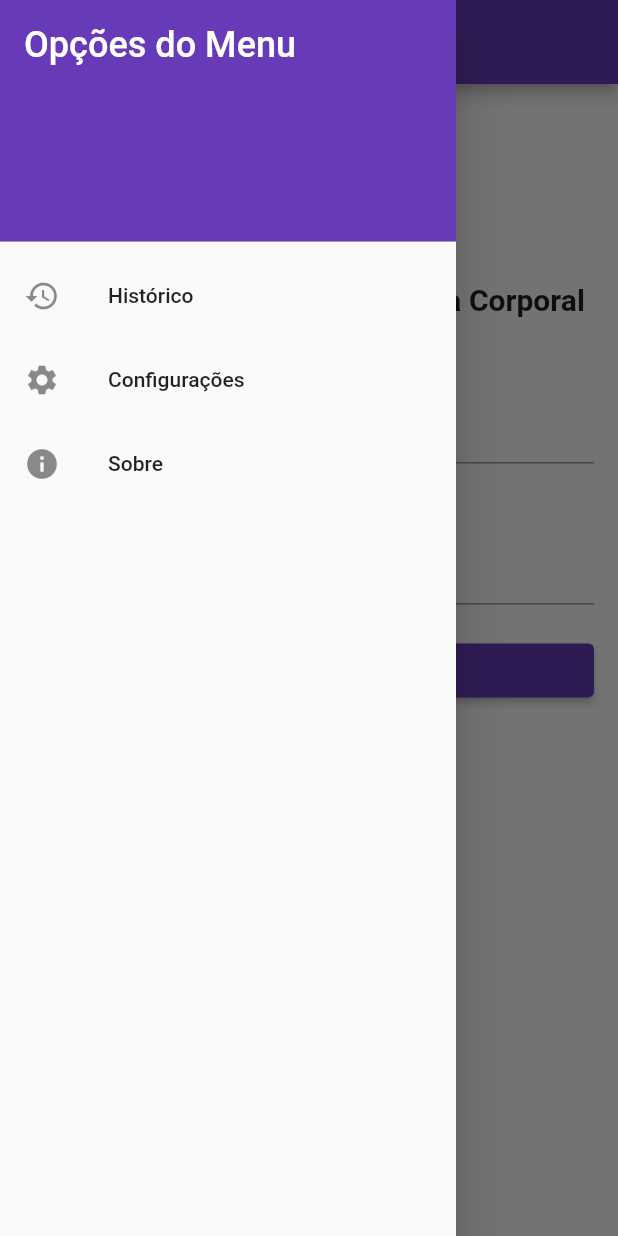
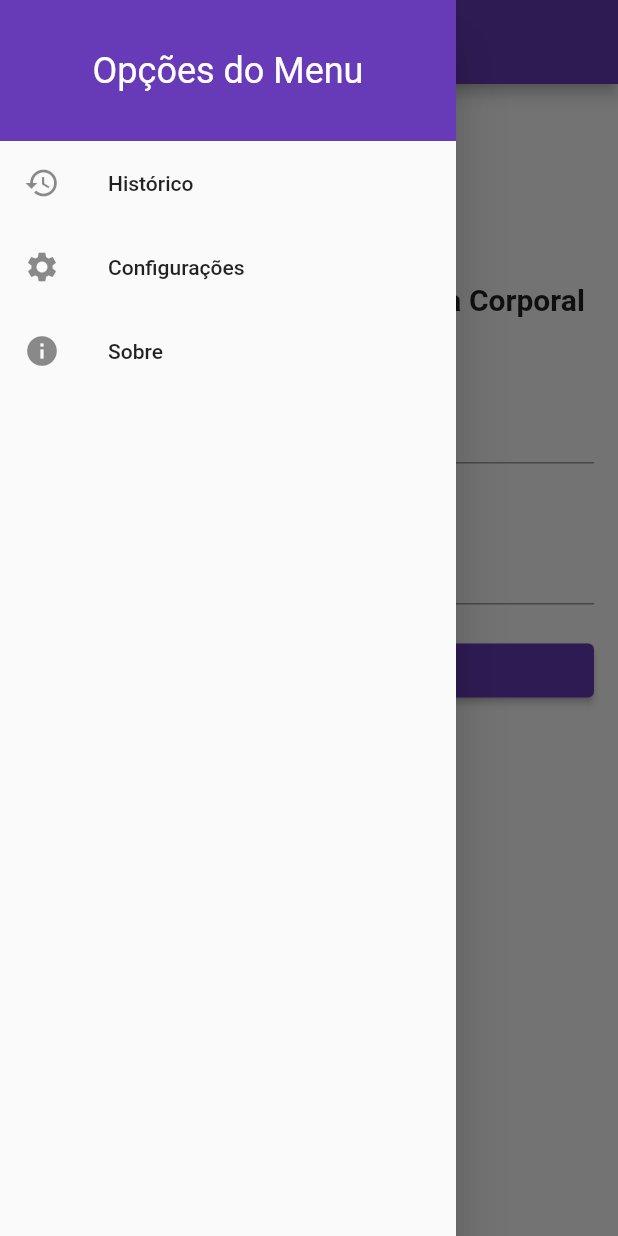
Before and after one commit to WellingtonVell/CalculadoraIMC, a Flutter app: the screen it shows after launch, in the side drawer, after a tap on "Calcular IMC", on a phone screen of 412 x 824 dp. Run offline on Flutter 3.47's test engine with Material 2 defaults, Android fonts, the phone set to English and light mode, and no system bars.

Commit message:
Refatoração e implementação de dark mode

```diff
--- a/lib/main.dart
+++ b/lib/main.dart
@@ -1,8 +1,19 @@
+import 'package:calculadora_imc/models/imc_result.dart';
+import 'package:calculadora_imc/pages/settings_page.dart';
+import 'package:calculadora_imc/utils/theme_manager.dart';
 import 'package:flutter/material.dart';
-import 'pages/homepage.dart';
+import 'package:provider/provider.dart';
+import 'package:calculadora_imc/pages/home_page.dart';
+import 'package:calculadora_imc/pages/about_page.dart';
+import 'package:calculadora_imc/pages/imc_history_screen.dart';
+
+List<IMCResult> imcHistory = [];
 
 void main() {
-  runApp(const MyApp());
+  runApp(
+    ChangeNotifierProvider(
+        create: (context) => ThemeManager(), child: const MyApp()),
+  );
 }
 
 class MyApp extends StatelessWidget {
@@ -10,13 +21,23 @@ class MyApp extends StatelessWidget {
 
   @override
   Widget build(BuildContext context) {
+    final themeManager = Provider.of<ThemeManager>(context);
+
     return MaterialApp(
       title: 'Calculadora de IMC',
-      theme: ThemeData(
-        primarySwatch: Colors.deepPurple,
-        visualDensity: VisualDensity.adaptivePlatformDensity,
-      ),
-      home: const MyHomePage(),
+
+      theme: ThemeData.light(),
+      darkTheme: ThemeData.dark(),
+      themeMode: themeManager.isDarkMode ? ThemeMode.dark : ThemeMode.light,
+
+      initialRoute: '/',
+      routes: {
+        '/': (context) => const MyHomePage(),
+        '/about': (context) => const AboutPage(),
+        '/settings': (context) => const SettingsPage(),
+        '/history': (context) => const IMCHistoryScreen(imcHistory: []),
+
+      },
     );
   }
 }
--- a/lib/pages/homepage.dart
+++ b/lib/pages/home_page.dart
@@ -1,7 +1,11 @@
-import 'package:calculadora_imc/pages/imc_history_screen.dart';
 import 'package:flutter/material.dart';
 import 'package:flutter/services.dart';
 import 'package:calculadora_imc/models/imc_result.dart';
+import 'package:calculadora_imc/widgets/app_bar.dart';
+import 'package:calculadora_imc/widgets/drawer.dart';
+import 'package:calculadora_imc/models/value_error.dart';
+import 'package:calculadora_imc/models/bmi_calculator.dart';
+import 'package:calculadora_imc/models/classification.dart';
 
 class MyHomePage extends StatefulWidget {
   const MyHomePage({Key? key}) : super(key: key);
@@ -20,6 +24,9 @@ class _MyHomePageState extends State<MyHomePage> {
   String _errorMessage = '';
   List<IMCResult> imcHistory = [];
 
+  final BMICalculator bmiCalculator = BMICalculator(); // Instancia o modelo BMICalculator
+  final Classification classification = Classification(); // Instancia a classe Classification
+
   void calculateBMI() {
     String weightText = weightController.text;
     String heightText = heightController.text;
@@ -28,124 +35,36 @@ class _MyHomePageState extends State<MyHomePage> {
       double weight = double.parse(weightText);
       double height = double.parse(heightText) / 100;
 
-      if (weight <= 0 || height <= 0) {
-        throw Exception(
-            "Valores inválidos. Peso e altura devem ser maiores que zero.");
-      }
+      double bmi = bmiCalculator.calculateBMI(weight, height); // Usa o modelo para calcular o BMI
 
-      double bmi = weight / (height * height);
+      String classification = Classification.classifyBMI(bmi); // Usa a instância da classe Classification
 
-      String classification = '';
-      if (bmi < 16) {
-        classification = 'Magreza grave';
-      } else if (bmi < 17) {
-        classification = 'Magreza moderada';
-      } else if (bmi < 18.5) {
-        classification = 'Magreza leve';
-      } else if (bmi < 25) {
-        classification = 'Saudável';
-      } else if (bmi < 30) {
-        classification = 'Sobrepeso';
-      } else if (bmi < 35) {
-        classification = 'Obesidade de grau I';
-      } else if (bmi < 40) {
-        classification = 'Obesidade de grau II (severa)';
-      } else {
-        classification = 'Obesidade de grau III (mórbida)';
-      }
-
+      final result = IMCResult(
+          imc: bmi, classification: classification, date: DateTime.now());
       setState(() {
         _imc = bmi;
         _classification = classification;
         _errorMessage = '';
       });
-
-      final result = IMCResult(
-          imc: bmi, classification: classification, date: DateTime.now());
       imcHistory.add(result);
     } catch (e) {
-      showDialog(
-        context: context,
-        builder: (BuildContext context) {
-          return AlertDialog(
-            title: const Text('Erro'),
-            content: const Text(
-                'Valores inválidos. Certifique-se de que peso e altura sejam números válidos.'),
-            actions: <Widget>[
-              TextButton(
-                onPressed: () {
-                  Navigator.of(context).pop();
-                },
-                child: const Text('OK'),
-              ),
-            ],
-          );
-        },
-      );
+      ValueError.show(context);
     }
   }
 
   @override
   Widget build(BuildContext context) {
     return Scaffold(
-      appBar: AppBar(
-        title: const Text('Calculadora de IMC'),
-      ),
-      drawer: Drawer(
-        child: ListView(
-          padding: EdgeInsets.zero,
-          children: [
-            const DrawerHeader(
-              decoration: BoxDecoration(
-                color: Colors.deepPurple,
-              ),
-              child: Text(
-                'Opções do Menu',
-                style: TextStyle(
-                  color: Colors.white,
-                  fontSize: 24,
-                ),
-              ),
-            ),
-            ListTile(
-              leading: const Icon(Icons.history),
-              title: const Text('Histórico'),
-              onTap: () {
-                Navigator.pop(context);
-                Navigator.push(
-                    context,
-                    MaterialPageRoute(
-                        builder: (context) =>
-                            IMCHistoryScreen(imcHistory: imcHistory)));
-              },
-            ),
-            ListTile(
-              leading: const Icon(Icons.settings),
-              title: const Text('Configurações'),
-              onTap: () {
-                Navigator.pop(context);
-              },
-            ),
-            ListTile(
-              leading: const Icon(Icons.info),
-              title: const Text('Sobre'),
-              onTap: () {
-                Navigator.pop(context);
-              },
-            ),
-          ],
-        ),
+      appBar: const MyAppBar(title: 'Calculadora IMC'),
+      drawer: MyDrawer(
+        imcHistory: imcHistory,
       ),
       body: SingleChildScrollView(
         padding: const EdgeInsets.all(16.0),
         child: Column(
           crossAxisAlignment: CrossAxisAlignment.stretch,
           children: <Widget>[
-            const Icon(
-              Icons.calculate,
-              size: 100.0,
-              color: Colors.deepPurple,
-            ),
+            const Icon(Icons.calculate, size: 100.0, color: Colors.deepPurple),
             const SizedBox(height: 16.0),
             const Text(
               'Calculadora de Índice de Massa Corporal',
--- /dev/null
+++ b/lib/utils/theme_manager.dart
@@ -0,0 +1,13 @@
+import 'package:flutter/material.dart';
+import 'package:flutter/foundation.dart';
+
+class ThemeManager extends ChangeNotifier {
+  bool _isDarkMode = false;
+
+  bool get isDarkMode => _isDarkMode;
+
+  void toggleTheme() {
+    _isDarkMode = !_isDarkMode;
+    notifyListeners();
+  }
+}
--- /dev/null
+++ b/lib/widgets/app_bar.dart
@@ -0,0 +1,18 @@
+// app_bar.dart
+import 'package:flutter/material.dart';
+
+class MyAppBar extends StatelessWidget implements PreferredSizeWidget {
+  final String? title;
+  const MyAppBar({Key? key, this.title}) : super(key: key);
+
+  @override
+  Size get preferredSize => const Size.fromHeight(kToolbarHeight);
+
+  @override
+  Widget build(BuildContext context) {
+    return AppBar(
+      backgroundColor: Colors.deepPurple,
+      title: title != null ? Text(title!) : null, // Verifica se o título é fornecido
+    );
+  }
+}
--- /dev/null
+++ b/lib/widgets/drawer.dart
@@ -0,0 +1,62 @@
+import 'package:calculadora_imc/models/imc_result.dart';
+import 'package:flutter/material.dart';
+import 'package:calculadora_imc/pages/imc_history_screen.dart';
+
+class MyDrawer extends StatelessWidget {
+  final List<IMCResult> imcHistory;
+
+  const MyDrawer({Key? key, required this.imcHistory}) : super(key: key);
+
+  @override
+  Widget build(BuildContext context) {
+    return Drawer(
+      child: ListView(
+        padding: EdgeInsets.zero,
+        children: [
+          Container(
+            color: Colors.deepPurple, // Cor de fundo do cabeçalho
+            padding: const EdgeInsets.symmetric(vertical: 33.0), // Ajuste do espaçamento vertical
+            child: const Center(
+              child: Text(
+                'Opções do Menu',
+                style: TextStyle(
+                  fontSize: 24,
+                  color: Colors.white, // Cor do texto
+                ),
+              ),
+            ),
+          ),
+          ListTile(
+            leading: const Icon(Icons.history),
+            title: const Text('Histórico'),
+            onTap: () {
+              Navigator.pop(context); // Fecha o Drawer
+              Navigator.push(
+                context,
+                MaterialPageRoute(
+                  builder: (context) => IMCHistoryScreen(imcHistory: imcHistory),
+                ),
+              );
+            },
+          ),
+          ListTile(
+            leading: const Icon(Icons.settings),
+            title: const Text('Configurações'),
+            onTap: () {
+              Navigator.pop(context); // Fecha o Drawer
+              Navigator.pushNamed(context, '/settings'); // Abre a página de configurações
+            },
+          ),
+          ListTile(
+            leading: const Icon(Icons.info),
+            title: const Text('Sobre'),
+            onTap: () {
+              Navigator.pop(context); // Fecha o Drawer
+              Navigator.pushNamed(context, '/about'); // Abre a página "Sobre"
+            },
+          ),
+        ],
+      ),
+    );
+  }
+}
--- a/pubspec.yaml
+++ b/pubspec.yaml
@@ -36,6 +36,7 @@ dependencies:
   # Use with the CupertinoIcons class for iOS style icons.
   cupertino_icons: ^1.0.2
   intl: ^0.18.1
+  provider: ^6.0.5
 
 dev_dependencies:
   flutter_test:
```
Also changed, not shown: lib/models/bmi_calculator.dart (added, +12 -0 lines), lib/models/classification.dart (added, +21 -0 lines), lib/models/value_error.dart (added, +24 -0 lines), lib/pages/about_page.dart (added, +50 -0 lines), lib/pages/imc_history_screen.dart (+7 -5 lines), lib/pages/settings_page.dart (added, +80 -0 lines), pubspec.lock, 1 other file.
